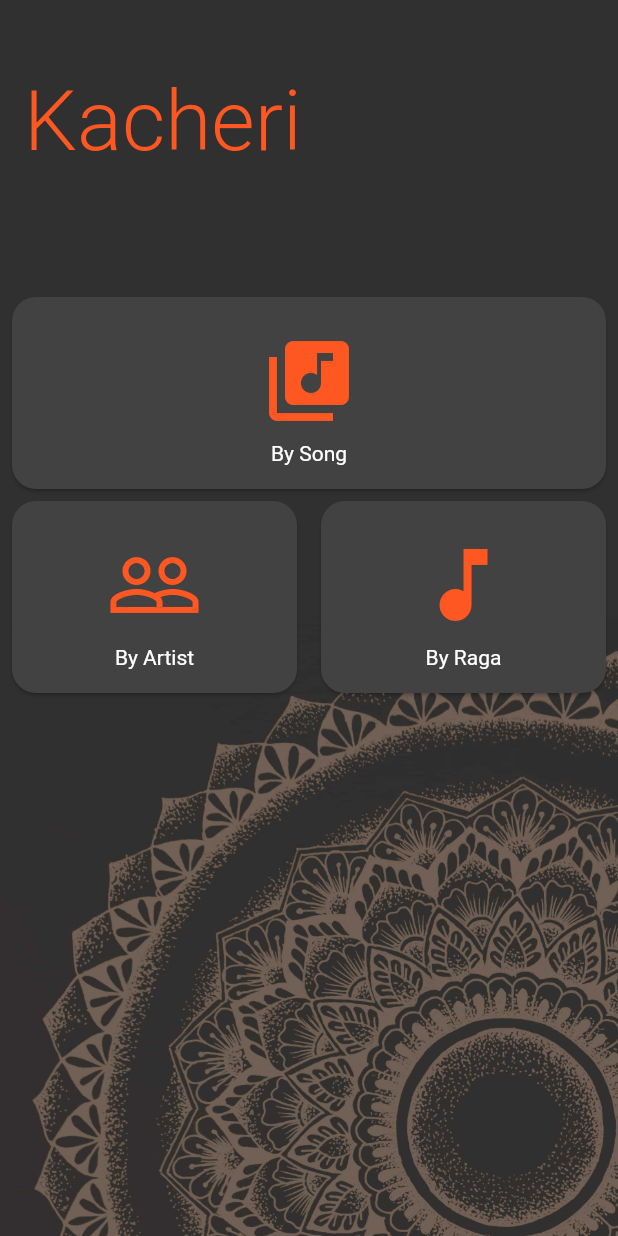
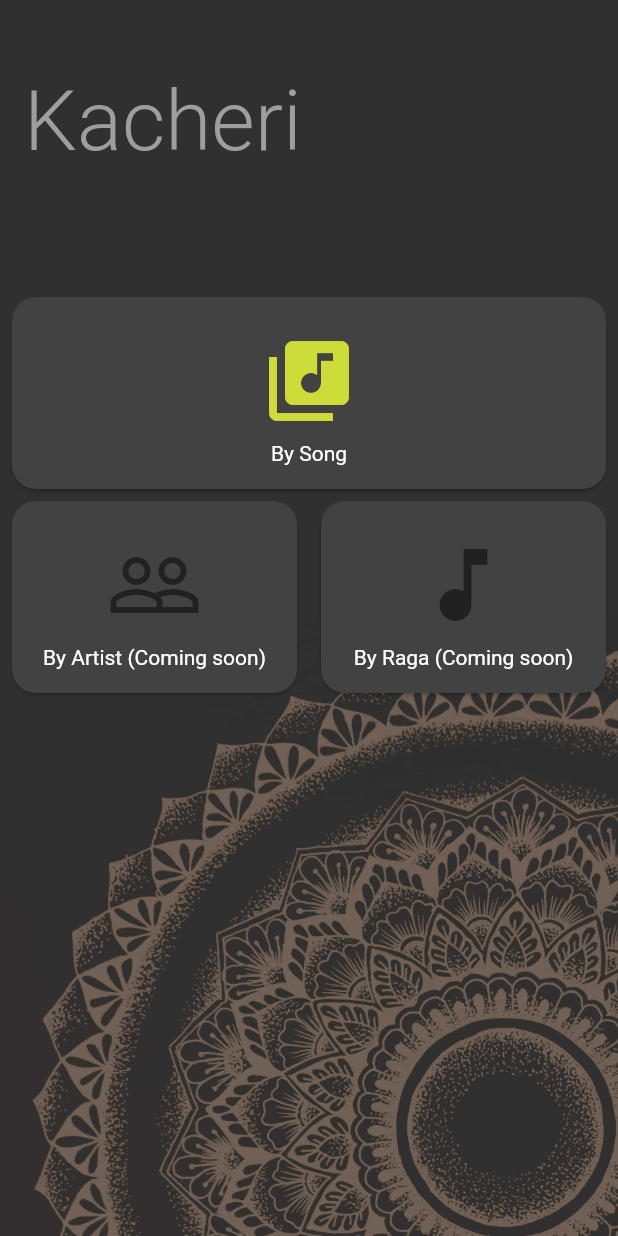
Before and after one commit to essuraj/kacheri, a Flutter app: the screen it shows after launch, on a phone screen of 412 x 824 dp. Run offline on Flutter 3.47's test engine with Material 2 defaults, Android fonts, the light colour scheme and no system bars; our stand-ins replace flutter_markdown, sqflite; missing offline and left inert: infinite_widgets; accounts and stored records are empty.

Commit message:
minnor color fixes

```diff
--- a/lib/main.dart
+++ b/lib/main.dart
@@ -12,7 +12,8 @@
       theme: ThemeData.dark().copyWith(
 
           // primarySwatch: Colors.orange,
-          primaryColorDark: Colors.deepOrangeAccent,
+          primaryColorDark: Colors.lime,
+          accentColor: Colors.orangeAccent,
           appBarTheme: AppBarTheme(elevation: 0),
           inputDecorationTheme: InputDecorationTheme(
             filled: true,
--- a/lib/models/songs.dart
+++ b/lib/models/songs.dart
@@ -1,11 +1,14 @@
 import 'dart:convert';
 
-List<Song> songFromJson(String str) => List<Song>.from(json.decode(str).map((x) => Song.fromJson(x)));
+List<Song> songFromJson(String str) =>
+    List<Song>.from(json.decode(str).map((x) => Song.fromJson(x)));
 
-String songToJson(List<Song> data) => json.encode(List<dynamic>.from(data.map((x) => x.toJson())));
+String songToJson(List<Song> data) =>
+    json.encode(List<dynamic>.from(data.map((x) => x.toJson())));
 
 class Song {
   String name;
+  String nameLower;
   String raga;
   String author;
   String lyric;
@@ -13,6 +16,7 @@
 
   Song({
     this.name,
+    this.nameLower,
     this.raga,
     this.author,
     this.lyric,
@@ -21,6 +25,8 @@
 
   factory Song.fromJson(Map<String, dynamic> json) => Song(
         name: json["name"] == null ? null : json["name"],
+        nameLower:
+            json["name"] == null ? null : json["name"].toString().toLowerCase(),
         raga: json["raga"] == null ? null : json["raga"],
         author: json["author"] == null ? null : json["author"],
         lyric: json["lyric"] == null ? null : json["lyric"],
@@ -29,6 +35,7 @@
 
   Map<String, dynamic> toJson() => {
         "name": name == null ? null : name,
+        "nameLower": nameLower == null ? null : nameLower.toLowerCase(),
         "raga": raga == null ? null : raga,
         "author": author == null ? null : author,
         "lyric": lyric == null ? null : lyric,
--- a/lib/pages/HomePage.dart
+++ b/lib/pages/HomePage.dart
@@ -10,6 +10,7 @@
 class _HomePageState extends State<HomePage> {
   @override
   Widget build(BuildContext context) {
+    var theme=Theme.of(context);
     return Scaffold(
       body: SafeArea(
         child: Container(
@@ -17,20 +18,15 @@
             image: DecorationImage(
               alignment: Alignment.bottomLeft,
               image: AssetImage("assets/sow-mandala-part.jpg"),
-
-              // fit: BoxFit.cover,
             ),
           ),
           child: Column(
-            // mainAxisAlignment: MainAxisAlignment.center,
             crossAxisAlignment: CrossAxisAlignment.center,
             children: <Widget>[
               SizedBox(
                 height: 32,
               ),
               Container(
-                // padding: EdgeInsets.all(16),
-                // width: MediaQuery.of(context).size.width - 16,
                 alignment: Alignment.topLeft,
                 child: Column(
                   children: <Widget>[
@@ -41,12 +37,8 @@
                           textScaleFactor: 4,
                           style: TextStyle(
                               fontWeight: FontWeight.w300,
-                              color: Colors.deepOrange),
+                              color: theme.primaryColorLight),
                         )),
-                    // IconButton(
-                    //   icon: Icon(Icons.search),
-                    //   onPressed: () {},
-                    // ),
                   ],
                 ),
               ),
@@ -66,7 +58,7 @@
                           padding: EdgeInsets.all(8),
                           child: Icon(
                             Icons.library_music,
-                            color: Colors.deepOrange,
+                            color: theme.primaryColorDark,
                             size: 64,
                           ),
                         ),
@@ -91,11 +83,11 @@
                             padding: EdgeInsets.all(8),
                             child: Icon(
                               Icons.people_outline,
-                              color: Colors.deepOrange,
+                              color: theme.primaryColor,
                               size: 64,
                             ),
                           ),
-                          Text("By Artist"),
+                          Text("By Artist (Coming soon)"),
                         ],
                       ),
                     ),
@@ -111,11 +103,11 @@
                             padding: EdgeInsets.all(8),
                             child: Icon(
                               Icons.music_note,
-                              color: Colors.deepOrange,
+                              color: theme.primaryColor,
                               size: 64,
                             ),
                           ),
-                          Text("By Raga"),
+                          Text("By Raga (Coming soon)"),
                         ],
                       ),
                     ),
```
Also changed, not shown: lib/pages/SongsPage.dart (+10 -5 lines), lib/services/repository.dart (+11 -3 lines). Lines whose indentation alone changed are shown as unchanged.
